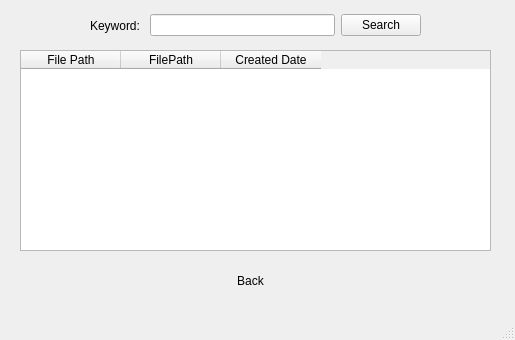
Qt form imagesfinder/ImageFinder/fileswindow.ui (duy-tran/unix1) before a commit.
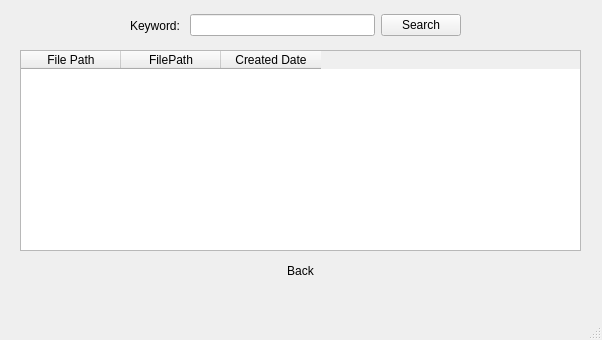
The same form after that commit.

Commit message: Complete parallel windows

```diff
--- a/imagesfinder/ImageFinder/fileswindow.ui
+++ b/imagesfinder/ImageFinder/fileswindow.ui
@@ -6,7 +6,7 @@
    <rect>
     <x>0</x>
     <y>0</y>
-    <width>515</width>
+    <width>602</width>
     <height>340</height>
    </rect>
   </property>
@@ -17,7 +17,7 @@
    <widget class="QWidget" name="layoutWidget">
     <property name="geometry">
      <rect>
-      <x>90</x>
+      <x>130</x>
       <y>10</y>
       <width>331</width>
       <height>31</height>
@@ -48,7 +48,7 @@
      <rect>
       <x>20</x>
       <y>50</y>
-      <width>471</width>
+      <width>561</width>
       <height>201</height>
      </rect>
     </property>
@@ -71,8 +71,8 @@
    <widget class="QPushButton" name="backButton">
     <property name="geometry">
      <rect>
-      <x>220</x>
-      <y>270</y>
+      <x>270</x>
+      <y>260</y>
       <width>61</width>
       <height>21</height>
      </rect>
@@ -85,6 +85,19 @@
      <string>Back</string>
     </property>
    </widget>
+   <widget class="QLabel" name="statusLabel">
+    <property name="geometry">
+     <rect>
+      <x>20</x>
+      <y>255</y>
+      <width>471</width>
+      <height>21</height>
+     </rect>
+    </property>
+    <property name="text">
+     <string>&lt;html&gt;&lt;head/&gt;&lt;body&gt;&lt;p align=&quot;center&quot;/&gt;&lt;/body&gt;&lt;/html&gt;</string>
+    </property>
+   </widget>
   </widget>
   <widget class="QMenuBar" name="menubar">
    <property name="geometry">
```
Left out of the diff: 2 changed lines with no effect on the pictures. The commit also changes 3 other files.
